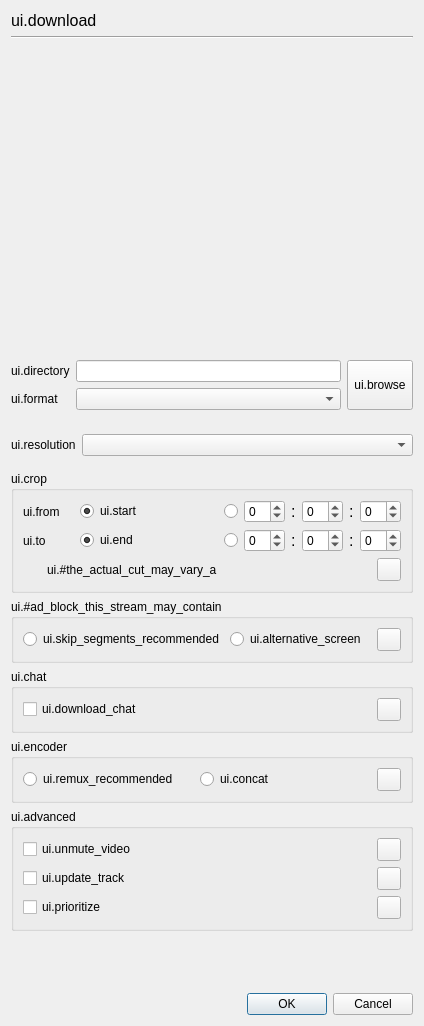
This is resources/ui/downloadMenu.ui in MacroVoid/TwitchLink as Qt 5 draws it before an edit. The edited form follows.
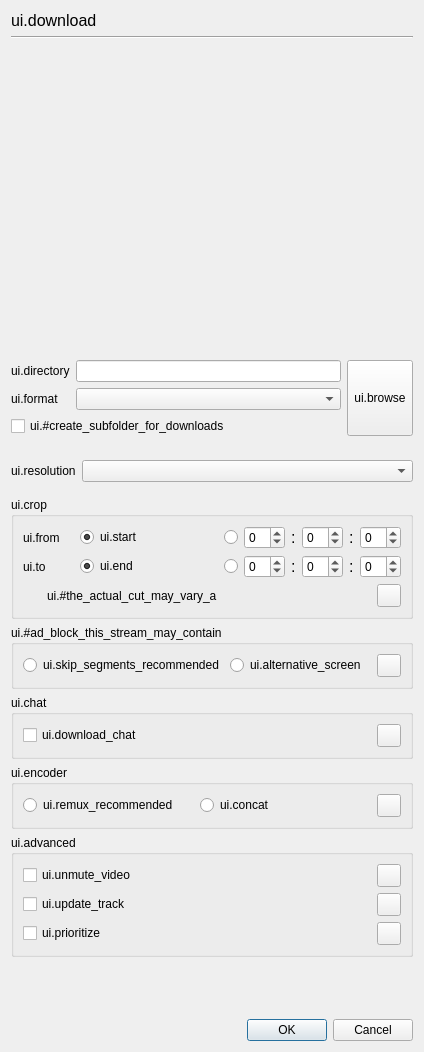
This is the edited form. Icons and pictures are not drawn.

Commit message: Resolve Twitch download blocks and implement subfolder-per-download features

```diff
--- a/resources/ui/downloadMenu.ui
+++ b/resources/ui/downloadMenu.ui
@@ -125,6 +125,13 @@
             <item row="1" column="1">
              <widget class="QComboBox" name="fileFormat"/>
             </item>
+            <item row="2" column="0" colspan="2">
+             <widget class="QCheckBox" name="createSubfolderForDownloadsCheckBox">
+              <property name="text">
+               <string>ui.#create_subfolder_for_downloads</string>
+              </property>
+             </widget>
+            </item>
            </layout>
           </widget>
          </item>
```
Left out of the diff: 1 changed line with no effect on the pictures. The commit also changes 25 other files.
